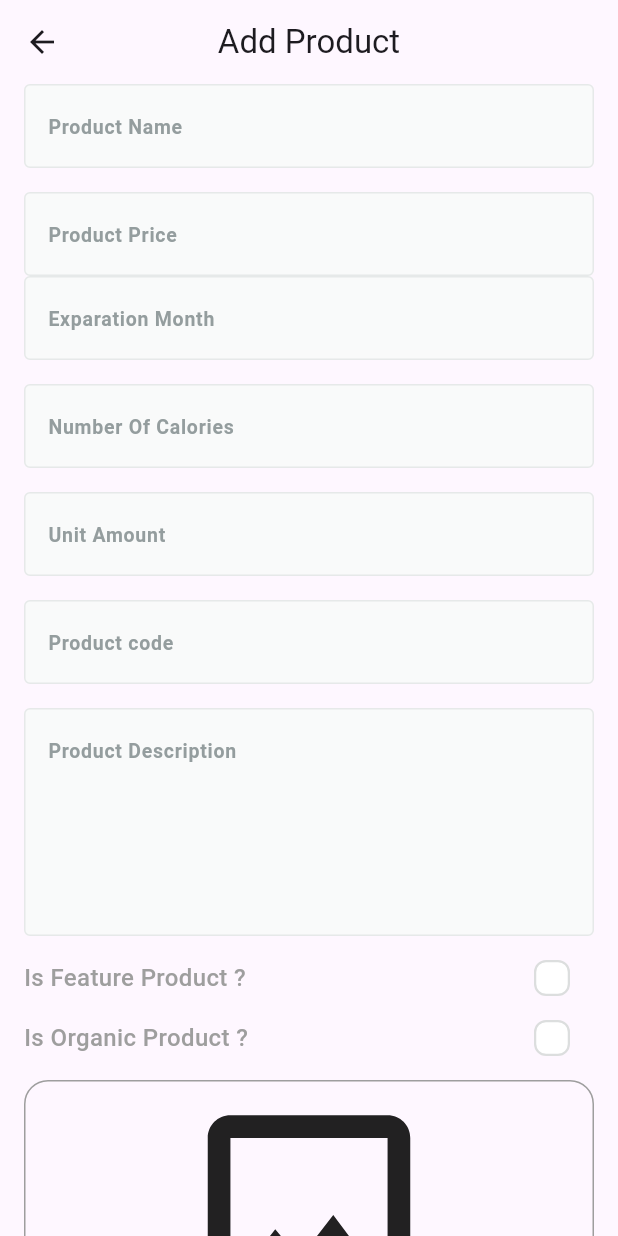
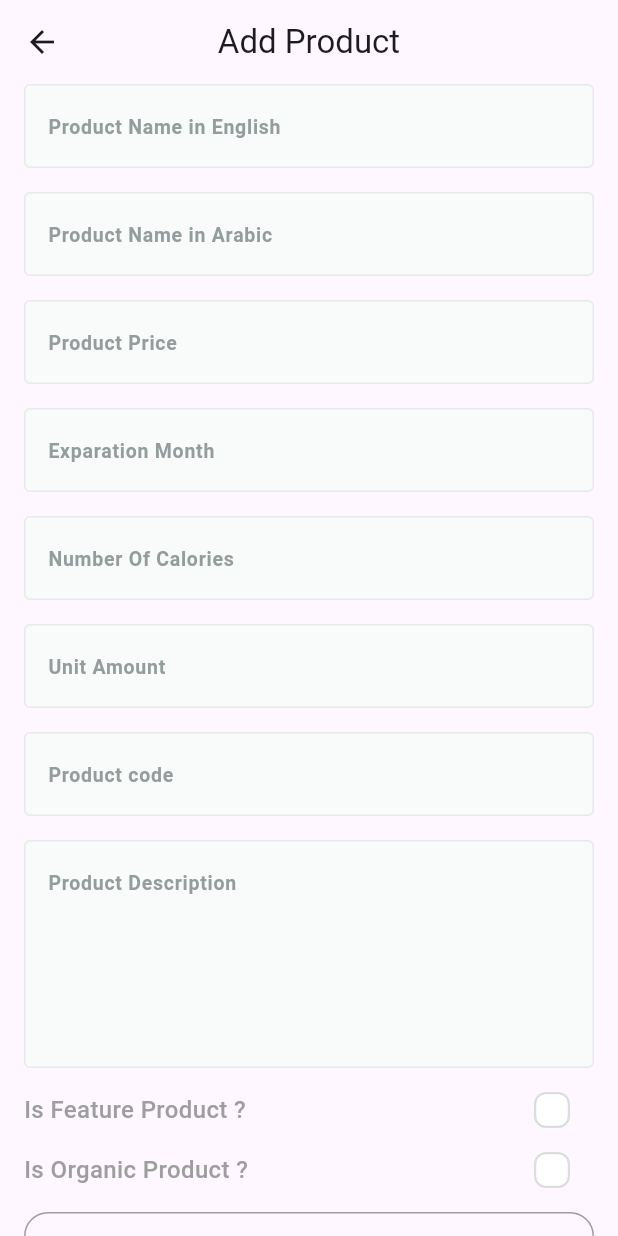
Before and after one commit to youssef336/fruits_hub_dashboard, a Flutter app: the AddProductView screen opened by its route, on a phone screen of 412 x 824 dp. Run offline on Flutter 3.47's test engine with Material 3 defaults, Android fonts, the phone set to English and light mode, and no system bars; drawn by our look-alikes of modal_progress_hud_nsn, skeletonizer; our stand-ins replace bloc, cloud_firestore, dartz, firebase_core, firebase_storage, flutter_bloc and 3 more; accounts and stored records are empty; Roboto replaces fonts that are missing (Cairo).

Commit message:
and name Ar to product model and change icon of app

```diff
--- a/lib/feature/add_product/domain/entities/product_entity.dart
+++ b/lib/feature/add_product/domain/entities/product_entity.dart
@@ -3,7 +3,8 @@ import 'dart:io';
 import 'package:fruits_hub_dashboard/feature/add_product/domain/entities/review_entity.dart';
 
 class ProductEntity {
-  final String name;
+  final String nameEn;
+  final String nameAr;
   final String description;
   final num price;
   final File image;
@@ -22,7 +23,8 @@ class ProductEntity {
     required this.experationMonths,
     required this.unitAmount,
     required this.numbersOfCalories,
-    required this.name,
+    required this.nameEn,
+    required this.nameAr,
     required this.description,
     required this.reviews,
     required this.price,
--- a/lib/feature/add_product/presentation/views/widgets/add_product_view_body.dart
+++ b/lib/feature/add_product/presentation/views/widgets/add_product_view_body.dart
@@ -21,7 +21,7 @@ class _AddProductViewBodyState extends State<AddProductViewBody> {
   GlobalKey<FormState> formKey = GlobalKey<FormState>();
   AutovalidateMode autovalidateMode = AutovalidateMode.disabled;
 
-  late String name, code, description;
+  late String nameEn, code, description, nameAr;
   late num price, exparationMonth, numberOfCalories, unitAmount;
   File? image;
   bool isFeatureProduct = false;
@@ -39,9 +39,18 @@ class _AddProductViewBodyState extends State<AddProductViewBody> {
             children: [
               CustomTextFormFeild(
                 onSaved: (p0) {
-                  name = p0!;
+                  nameEn = p0!;
                 },
-                hintText: 'Product Name',
+                hintText: 'Product Name in English',
+                textInputType: TextInputType.text,
+              ),
+
+              SizedBox(height: 16),
+              CustomTextFormFeild(
+                onSaved: (p0) {
+                  nameAr = p0!;
+                },
+                hintText: 'Product Name in Arabic',
                 textInputType: TextInputType.text,
               ),
               SizedBox(height: 16),
@@ -52,6 +61,7 @@ class _AddProductViewBodyState extends State<AddProductViewBody> {
                 hintText: 'Product Price',
                 textInputType: TextInputType.number,
               ),
+              SizedBox(height: 16),
               CustomTextFormFeild(
                 onSaved: (p0) {
                   exparationMonth = num.parse(p0!);
@@ -81,7 +91,7 @@ class _AddProductViewBodyState extends State<AddProductViewBody> {
                   code = p0!.toLowerCase();
                 },
                 hintText: 'Product code',
-                textInputType: TextInputType.number,
+                textInputType: TextInputType.text,
               ),
               SizedBox(height: 16),
               CustomTextFormFeild(
@@ -118,7 +128,8 @@ class _AddProductViewBodyState extends State<AddProductViewBody> {
                     if (formKey.currentState!.validate()) {
                       formKey.currentState!.save();
                       ProductEntity product = ProductEntity(
-                        name: name,
+                        nameAr: nameAr,
+                        nameEn: nameEn,
                         reviews: [],
                         experationMonths: exparationMonth.toInt(),
                         numbersOfCalories: numberOfCalories.toInt(),
```
Also changed, not shown: flutter_launcher_icons.yaml (added, +17 -0 lines), lib/core/utils/app_images.dart (+2 -122 lines), lib/feature/add_product/data/models/product_model.dart (+12 -7 lines), pubspec.yaml (+12 -3 lines), assets/images/app_icon.jpeg (added), pubspec.lock, 29 other files.
